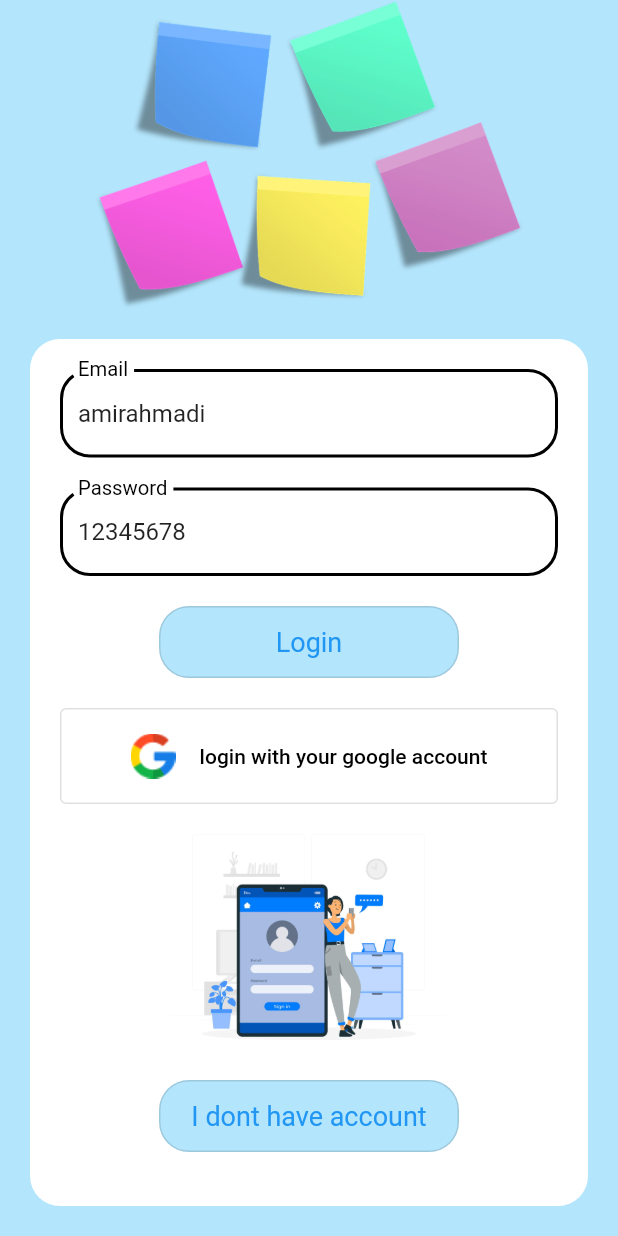
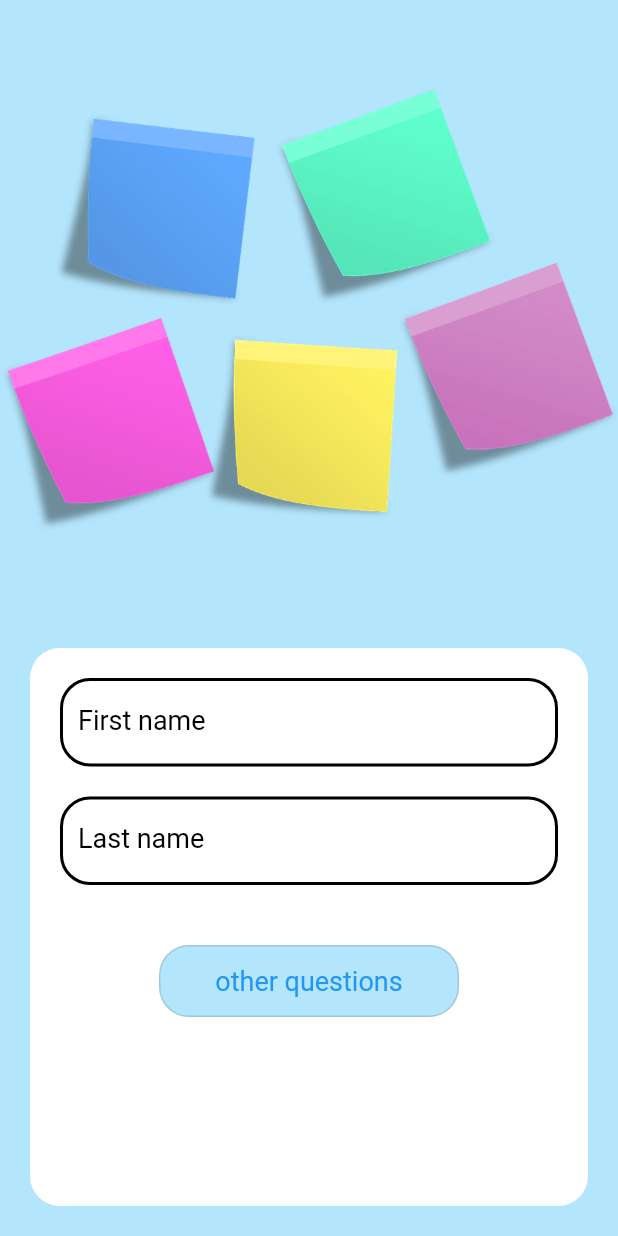
Before and after one commit to AmirmahdiNourkazemi/note-application-serverMode, a Flutter app: the screen it shows after launch, after a tap on an icon or button, on a phone screen of 412 x 824 dp. Run offline on Flutter 3.47's test engine with Material 2 defaults, Android fonts, the phone set to English and light mode, and no system bars; Roboto replaces fonts that are missing (IS, sb, sm).

Commit message:
complete signup #1

```diff
--- a/lib/main.dart
+++ b/lib/main.dart
@@ -1,5 +1,5 @@
 import 'package:flutter/material.dart';
-import 'package:note/screen/login_screen.dart';
+import 'package:note/ui/screen/login_screen.dart';
 
 void main() {
   runApp(LoginScreen());
--- a/lib/screen/login_screen.dart
+++ b/lib/ui/screen/login_screen.dart
@@ -1,4 +1,5 @@
 import 'package:flutter/material.dart';
+import 'package:note/ui/screen/signup_screen.dart';
 
 class LoginScreen extends StatefulWidget {
   LoginScreen({super.key});
@@ -29,7 +30,7 @@ class _LoginScreenState extends State<LoginScreen> {
 }
 
 class getLogin extends StatelessWidget {
-  const getLogin({
+  getLogin({
     Key? key,
     required TextEditingController usernameTextController,
     required TextEditingController passwordTextController,
@@ -126,13 +127,15 @@ class getLogin extends StatelessWidget {
                     height: 20,
                   ),
                   OutlinedButton(
-                    style: OutlinedButton.styleFrom(minimumSize: Size(342, 64)),
+                    style: OutlinedButton.styleFrom(
+                      minimumSize: Size(342, 64),
+                    ),
                     onPressed: () {
                       final snackBar = SnackBar(
                         content: const Text('next updates will add!'),
                         backgroundColor: (Colors.black),
                         action: SnackBarAction(
-                          label: 'dismiss',
+                          label: 'ok',
                           onPressed: () {},
                         ),
                       );
@@ -154,18 +157,18 @@ class getLogin extends StatelessWidget {
                     ),
                   ),
                   SizedBox(
-                    height: 184,
+                    height: 130,
                     child: Image.asset('assets/images/login_ilustratiuon.jpg'),
                   ),
                   OutlinedButton(
                     style: ElevatedButton.styleFrom(
                         primary: Colors.lightBlue[100],
-                        textStyle: TextStyle(fontFamily: 'sb', fontSize: 18),
-                        minimumSize: Size(200, 48),
+                        textStyle: TextStyle(fontFamily: 'sb', fontSize: 14),
+                        minimumSize: Size(100, 30),
                         shape: RoundedRectangleBorder(
                             borderRadius: BorderRadius.circular(20))),
                     onPressed: () {
-                      print('object');
+                      Navigator.of(context).push(_createRoute());
                     },
                     child: Text('I don' 't have account'),
                   )
@@ -178,3 +181,21 @@ class getLogin extends StatelessWidget {
     );
   }
 }
+
+Route _createRoute() {
+  return PageRouteBuilder(
+    pageBuilder: (context, animation, secondaryAnimation) => SignUpScreen(),
+    transitionsBuilder: (context, animation, secondaryAnimation, child) {
+      const begin = Offset(3.0, 1.0);
+      const end = Offset.zero;
+      const curve = Curves.ease;
+
+      var tween = Tween(begin: begin, end: end).chain(CurveTween(curve: curve));
+
+      return SlideTransition(
+        position: animation.drive(tween),
+        child: child,
+      );
+    },
+  );
+}
--- /dev/null
+++ b/lib/ui/screen/signup_screen.dart
@@ -0,0 +1,431 @@
+import 'package:flutter/material.dart';
+
+class SignUpScreen extends StatefulWidget {
+  SignUpScreen({super.key});
+
+  @override
+  State<SignUpScreen> createState() => _SignUpScreenState();
+}
+
+class _SignUpScreenState extends State<SignUpScreen> {
+  bool _isVisible = false;
+  final _usernameTextController = TextEditingController();
+  final _firstNameTextController = TextEditingController();
+  final _lastNameTextController = TextEditingController();
+  final _emailTextController = TextEditingController();
+  final _passwordTextController = TextEditingController();
+
+  @override
+  Widget build(BuildContext context) {
+    return MaterialApp(
+      debugShowCheckedModeBanner: false,
+      home: Scaffold(
+          resizeToAvoidBottomInset: false,
+          backgroundColor: Colors.lightBlue[100],
+          body: SafeArea(
+            child: Column(
+              children: [
+                Expanded(
+                  flex: 1,
+                  child: Image.asset('assets/images/sticky_note.png'),
+                ),
+                Expanded(
+                  flex: _isVisible ? 3 : 1,
+                  child: Container(
+                    margin: const EdgeInsets.all(20),
+                    padding: const EdgeInsets.all(20),
+                    decoration: const BoxDecoration(
+                        color: Colors.white,
+                        borderRadius: BorderRadius.all(Radius.circular(20))),
+                    child: Column(
+                      mainAxisAlignment: MainAxisAlignment.start,
+                      children: [
+                        TextField(
+                          controller: _firstNameTextController,
+                          decoration: InputDecoration(
+                            labelText: 'First name',
+                            labelStyle: TextStyle(
+                                fontFamily: 'sm',
+                                fontSize: 18,
+                                color: Colors.black),
+                            enabledBorder: OutlineInputBorder(
+                              borderRadius: BorderRadius.all(
+                                Radius.circular(20),
+                              ),
+                              borderSide:
+                                  BorderSide(color: Colors.black, width: 2),
+                            ),
+                            focusedBorder: OutlineInputBorder(
+                              borderRadius: BorderRadius.all(
+                                Radius.circular(20),
+                              ),
+                              borderSide:
+                                  BorderSide(color: Colors.blue, width: 2),
+                            ),
+                          ),
+                        ),
+                        const SizedBox(
+                          height: 20,
+                        ),
+                        TextField(
+                          controller: _lastNameTextController,
+                          decoration: InputDecoration(
+                            labelText: 'Last name',
+                            labelStyle: TextStyle(
+                                fontFamily: 'sm',
+                                fontSize: 18,
+                                color: Colors.black),
+                            enabledBorder: OutlineInputBorder(
+                              borderRadius: BorderRadius.all(
+                                Radius.circular(20),
+                              ),
+                              borderSide:
+                                  BorderSide(color: Colors.black, width: 2),
+                            ),
+                            focusedBorder: OutlineInputBorder(
+                              borderRadius: BorderRadius.all(
+                                Radius.circular(20),
+                              ),
+                              borderSide:
+                                  BorderSide(color: Colors.blue, width: 2),
+                            ),
+                          ),
+                        ),
+                        const SizedBox(
+                          height: 20,
+                        ),
+                        AnimatedOpacity(
+                          opacity: _isVisible ? 1.0 : 0.0,
+                          curve: Curves.bounceInOut,
+                          duration: Duration(milliseconds: 300),
+                          child: Visibility(
+                            visible: _isVisible,
+                            child: Column(
+                              children: [
+                                TextField(
+                                  controller: _usernameTextController,
+                                  decoration: InputDecoration(
+                                    labelText: 'Username',
+                                    labelStyle: TextStyle(
+                                        fontFamily: 'sm',
+                                        fontSize: 18,
+                                        color: Colors.black),
+                                    enabledBorder: OutlineInputBorder(
+                                      borderRadius: BorderRadius.all(
+                                        Radius.circular(20),
+                                      ),
+                                      borderSide: BorderSide(
+                                          color: Colors.black, width: 2),
+                                    ),
+                                    focusedBorder: OutlineInputBorder(
+                                      borderRadius: BorderRadius.all(
+                                        Radius.circular(20),
+                                      ),
+                                      borderSide: BorderSide(
+                                          color: Colors.blue, width: 2),
+                                    ),
+                                  ),
+                                ),
+                                SizedBox(
+                                  height: 20,
+                                ),
+                                TextField(
+                                  controller: _emailTextController,
+                                  decoration: InputDecoration(
+                                    labelText: 'Email',
+                                    labelStyle: TextStyle(
+                                        fontFamily: 'sm',
+                                        fontSize: 18,
+                                        color: Colors.black),
+                                    enabledBorder: OutlineInputBorder(
+                                      borderRadius: BorderRadius.all(
+                                        Radius.circular(20),
+                                      ),
+                                      borderSide: BorderSide(
+                                          color: Colors.black, width: 2),
+                                    ),
+                                    focusedBorder: OutlineInputBorder(
+                                      borderRadius: BorderRadius.all(
+                                        Radius.circular(20),
+                                      ),
+                                      borderSide: BorderSide(
+                                          color: Colors.blue, width: 2),
+                                    ),
+                                  ),
+                                ),
+                                SizedBox(
+                                  height: 20,
+                                ),
+                                TextField(
+                                  controller: _passwordTextController,
+                                  decoration: InputDecoration(
+                                    labelText: 'Password',
+                                    labelStyle: TextStyle(
+                                        fontFamily: 'sm',
+                                        fontSize: 18,
+                                        color: Colors.black),
+                                    enabledBorder: OutlineInputBorder(
+                                      borderRadius: BorderRadius.all(
+                                        Radius.circular(20),
+                                      ),
+                                      borderSide: BorderSide(
+                                          color: Colors.black, width: 2),
+                                    ),
+                                    focusedBorder: OutlineInputBorder(
+                                      borderRadius: BorderRadius.all(
+                                        Radius.circular(20),
+                                      ),
+                                      borderSide: BorderSide(
+                                          color: Colors.blue, width: 2),
+                                    ),
+                                  ),
+                                )
+                              ],
+                            ),
+                          ),
+                        ),
+                        SizedBox(
+                          height: 20,
+                        ),
+                        OutlinedButton(
+                          style: ElevatedButton.styleFrom(
+                            primary: Colors.lightBlue[100],
+                            textStyle:
+                                TextStyle(fontFamily: 'sb', fontSize: 18),
+                            minimumSize: Size(200, 48),
+                            shape: RoundedRectangleBorder(
+                              borderRadius: BorderRadius.circular(20),
+                            ),
+                          ),
+                          onPressed: () {
+                            setState(() {
+                              _isVisible = !_isVisible;
+                            });
+                          },
+                          child: Text(
+                              _isVisible == true ? 'Login' : 'other questions'),
+                        ),
+                      ],
+                    ),
+                  ),
+                ),
+              ],
+            ),
+          )),
+    );
+  }
+}
+
+class getSignUp extends StatefulWidget {
+  getSignUp({
+    Key? key,
+    required TextEditingController usernameTextController,
+    required TextEditingController passwordTextController,
+    required TextEditingController emailTextController,
+    required TextEditingController firstNameTextController,
+    required TextEditingController lastNameTextController,
+  })  : _usernameTextController = usernameTextController,
+        _passwordTextController = passwordTextController,
+        _emailTextController = emailTextController,
+        _firstNameTextController = firstNameTextController,
+        _lastNameTextController = lastNameTextController,
+        super(key: key);
+
+  final TextEditingController _usernameTextController;
+  final TextEditingController _passwordTextController;
+  final TextEditingController _emailTextController;
+  final TextEditingController _firstNameTextController;
+  final TextEditingController _lastNameTextController;
+  bool _isVisible = false;
+  @override
+  State<getSignUp> createState() => _getSignUpState();
+}
+
+class _getSignUpState extends State<getSignUp> {
+  @override
+  void setState(VoidCallback fn) {
+    widget._firstNameTextController;
+    widget._lastNameTextController;
+  }
+
+  @override
+  Widget build(BuildContext context) {
+    return SafeArea(
+      child: Column(
+        children: [
+          Expanded(
+            flex: 1,
+            child: Image.asset('assets/images/sticky_note.png'),
+          ),
+          Expanded(
+            flex: 3,
+            child: Container(
+              margin: const EdgeInsets.all(20),
+              padding: const EdgeInsets.all(20),
+              decoration: const BoxDecoration(
+                  color: Colors.white,
+                  borderRadius: BorderRadius.all(Radius.circular(20))),
+              child: Column(
+                mainAxisAlignment: MainAxisAlignment.start,
+                children: [
+                  TextField(
+                    controller: widget._firstNameTextController,
+                    decoration: InputDecoration(
+                      labelText: 'First name',
+                      labelStyle: TextStyle(
+                          fontFamily: 'sm', fontSize: 18, color: Colors.black),
+                      enabledBorder: OutlineInputBorder(
+                        borderRadius: BorderRadius.all(
+                          Radius.circular(20),
+                        ),
+                        borderSide: BorderSide(color: Colors.black, width: 2),
+                      ),
+                      focusedBorder: OutlineInputBorder(
+                        borderRadius: BorderRadius.all(
+                          Radius.circular(20),
+                        ),
+                        borderSide: BorderSide(color: Colors.blue, width: 2),
+                      ),
+                    ),
+                  ),
+                  const SizedBox(
+                    height: 20,
+                  ),
+                  TextField(
+                    controller: widget._lastNameTextController,
+                    decoration: InputDecoration(
+                      labelText: 'Last name',
+                      labelStyle: TextStyle(
+                          fontFamily: 'sm', fontSize: 18, color: Colors.black),
+                      enabledBorder: OutlineInputBorder(
+                        borderRadius: BorderRadius.all(
+                          Radius.circular(20),
+                        ),
+                        borderSide: BorderSide(color: Colors.black, width: 2),
+                      ),
+                      focusedBorder: OutlineInputBorder(
+                        borderRadius: BorderRadius.all(
+                          Radius.circular(20),
+                        ),
+                        borderSide: BorderSide(color: Colors.blue, width: 2),
+                      ),
+                    ),
+                  ),
+                  const SizedBox(
+                    height: 20,
+                  ),
+                  if (widget._firstNameTextController.text.isNotEmpty &&
+                      widget._lastNameTextController.text.isNotEmpty)
+                    ...{},
+                  Visibility(
+                    maintainAnimation: false,
+                    visible: widget._isVisible,
+                    child: Column(
+                      children: [
+                        TextField(
+                          controller: widget._usernameTextController,
+                          decoration: InputDecoration(
+                            labelText: 'Username',
+                            labelStyle: TextStyle(
+                                fontFamily: 'sm',
+                                fontSize: 18,
+                                color: Colors.black),
+                            enabledBorder: OutlineInputBorder(
+                              borderRadius: BorderRadius.all(
+                                Radius.circular(20),
+                              ),
+                              borderSide:
+                                  BorderSide(color: Colors.black, width: 2),
+                            ),
+                            focusedBorder: OutlineInputBorder(
+                              borderRadius: BorderRadius.all(
+                                Radius.circular(20),
+                              ),
+                              borderSide:
+                                  BorderSide(color: Colors.blue, width: 2),
+                            ),
+                          ),
+                        ),
+                        SizedBox(
+                          height: 20,
+                        ),
+                        TextField(
+                          controller: widget._emailTextController,
+                          decoration: InputDecoration(
+                            labelText: 'Email',
+                            labelStyle: TextStyle(
+                                fontFamily: 'sm',
+                                fontSize: 18,
+                                color: Colors.black),
+                            enabledBorder: OutlineInputBorder(
+                              borderRadius: BorderRadius.all(
+                                Radius.circular(20),
+                              ),
+                              borderSide:
+                                  BorderSide(color: Colors.black, width: 2),
+                            ),
+                            focusedBorder: OutlineInputBorder(
+                              borderRadius: BorderRadius.all(
+                                Radius.circular(20),
+                              ),
+                              borderSide:
+                                  BorderSide(color: Colors.blue, width: 2),
+                            ),
+                          ),
+                        ),
+                        SizedBox(
+                          height: 20,
+                        ),
+                        TextField(
+                          controller: widget._passwordTextController,
+                          decoration: InputDecoration(
+                            labelText: 'Password',
+                            labelStyle: TextStyle(
+                                fontFamily: 'sm',
+                                fontSize: 18,
+                                color: Colors.black),
+                            enabledBorder: OutlineInputBorder(
+                              borderRadius: BorderRadius.all(
+                                Radius.circular(20),
+                              ),
+                              borderSide:
+                                  BorderSide(color: Colors.black, width: 2),
+                            ),
+                            focusedBorder: OutlineInputBorder(
+                              borderRadius: BorderRadius.all(
+                                Radius.circular(20),
+                              ),
+                              borderSide:
+                                  BorderSide(color: Colors.blue, width: 2),
+                            ),
+                          ),
+                        )
+                      ],
+                    ),
+                  ),
+                  SizedBox(
+                    height: 20,
+                  ),
+                  OutlinedButton(
+                    style: ElevatedButton.styleFrom(
+                      primary: Colors.lightBlue[100],
+                      textStyle: TextStyle(fontFamily: 'sb', fontSize: 18),
+                      minimumSize: Size(200, 48),
+                      shape: RoundedRectangleBorder(
+                        borderRadius: BorderRadius.circular(20),
+                      ),
+                    ),
+                    onPressed: () {},
+                    child: Text(
+                      'Login',
+                    ),
+                  ),
+                ],
+              ),
+            ),
+          ),
+        ],
+      ),
+    );
+  }
+}
```
